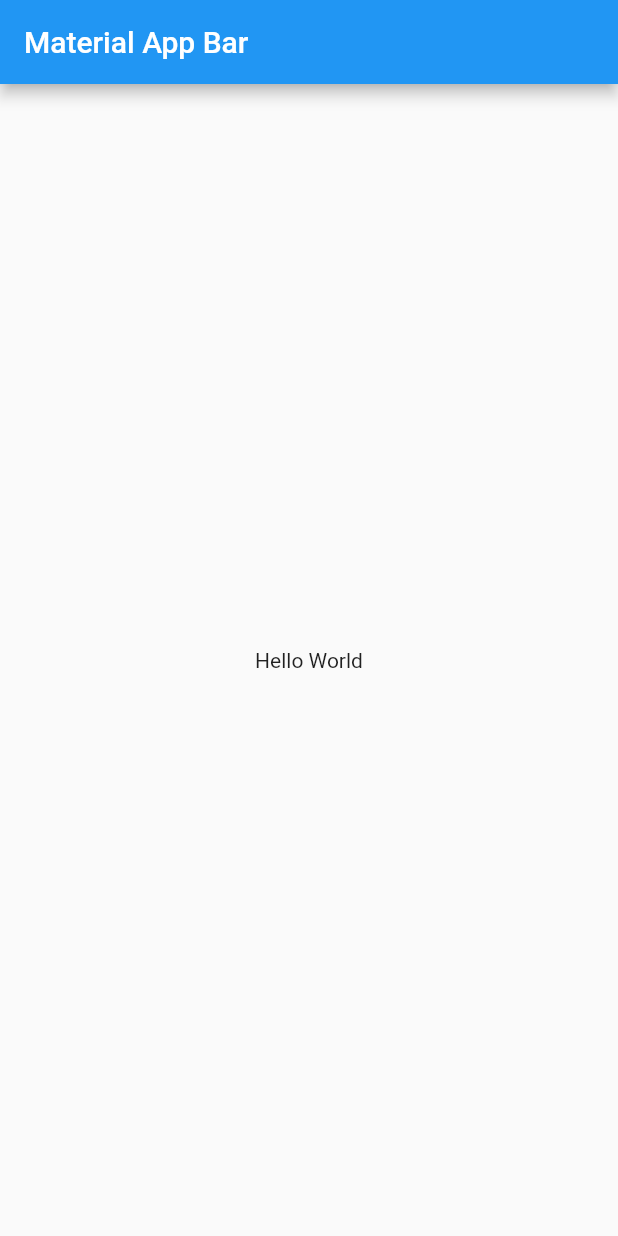
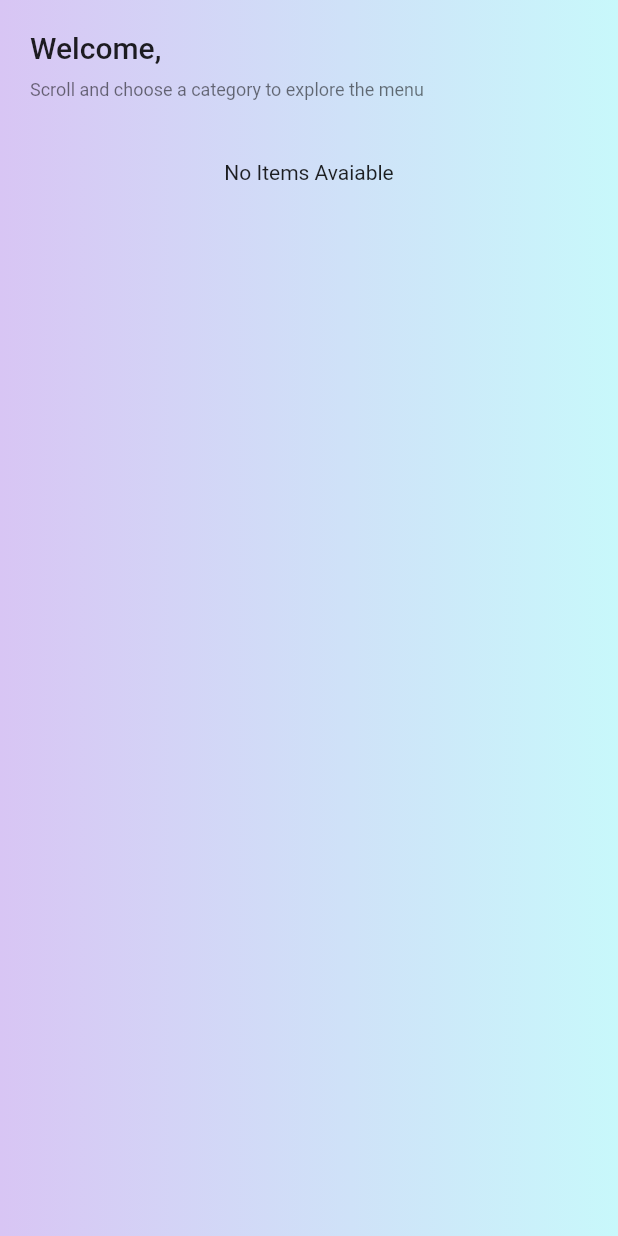
Before and after one commit to coder-Aayush/foodler, a Flutter app: the screen it shows after launch, on a phone screen of 412 x 824 dp. Run offline on Flutter 3.47's test engine with Material 2 defaults, Android fonts, the phone set to English and light mode, and no system bars; our stand-ins replace cloud_firestore, firebase_core; accounts and stored records are empty.

Commit message:
✨ fetched date from firebase and done ui

```diff
--- /dev/null
+++ b/lib/app/models/item.models.dart
@@ -0,0 +1,46 @@
+import 'dart:convert';
+
+class Item {
+  String? id;
+  String? image;
+  String? name;
+  String? categoryName;
+  Item({
+    this.id,
+    this.image,
+    this.name,
+    this.categoryName,
+  });
+
+  Item copyWith({
+    String? id,
+    String? image,
+    String? name,
+    String? categoryName,
+  }) {
+    return Item(
+      id: id ?? this.id,
+      image: image ?? this.image,
+      name: name ?? this.name,
+      categoryName: categoryName ?? this.categoryName,
+    );
+  }
+
+  Map<String, dynamic> toMap() {
+    return {
+      'id': id,
+      'image': image,
+      'name': name,
+      'categoryName': categoryName,
+    };
+  }
+
+  factory Item.fromMap(map) {
+    return Item(
+      id: map['id'] != null ? map['id'] : null,
+      image: map['image'] != null ? map['image'] : null,
+      name: map['name'] != null ? map['name'] : null,
+      categoryName: map['categoryName'] != null ? map['categoryName'] : null,
+    );
+  }
+}
--- /dev/null
+++ b/lib/app/providers/item.provider.dart
@@ -0,0 +1,96 @@
+import 'dart:developer';
+
+import 'package:cloud_firestore/cloud_firestore.dart';
+import 'package:flutter/foundation.dart';
+
+import 'package:foodler/app/models/item.models.dart';
+
+class ItemState extends ChangeNotifier {
+  // refs
+  final CollectionReference itemRef =
+      FirebaseFirestore.instance.collection("items");
+  final CollectionReference cateGoryRef =
+      FirebaseFirestore.instance.collection("category");
+
+  List<Item>? _category;
+  List<Item>? get categories => _category;
+  set setCategories(List<Item> categories) {
+    _category = categories;
+    notifyListeners();
+  }
+
+  List<Item>? _items;
+  List<Item>? get items => _items;
+  set setItems(List<Item> items) {
+    _items = items;
+    notifyListeners();
+  }
+
+  Item? _item;
+  Item? get item => _item;
+  set setItem(Item item) {
+    _item = item;
+    notifyListeners();
+  }
+
+  bool _loading = false;
+  bool get loading => _loading;
+  set setLoading(bool loading) {
+    _loading = loading;
+    notifyListeners();
+  }
+
+  String? _error;
+  String? get error => _error;
+  set setError(String error) {
+    _error = error;
+    notifyListeners();
+  }
+
+  getAllItems(limit) async {
+    try {
+      setItems = (await itemRef.get())
+          .docs
+          .map((e) => Item.fromMap(e.data()))
+          .toList();
+    } catch (e) {
+      setLoading = false;
+      setError = "Couldn't Fetch Items";
+    }
+  }
+
+  addItem() async {
+    try {
+      var id = cateGoryRef.doc().id;
+      _loading = true;
+      notifyListeners();
+      Item item = Item()
+        ..id = id
+        ..categoryName = "pizza"
+        ..image =
+            "https://images.unsplash.com/photo-1631515243349-e0cb75fb8d3a?ixlib=rb-1.2.1&ixid=MnwxMjA3fDB8MHxwaG90by1wYWdlfHx8fGVufDB8fHx8&auto=format&fit=crop&w=1788&q=80"
+        ..name = "pizza";
+      await cateGoryRef.doc(id).set(item.toMap());
+      setLoading = false;
+    } catch (e) {
+      setLoading = false;
+      setError = "Error Fetching Image";
+      log(e.toString());
+    }
+  }
+
+  getCategory() async {
+    try {
+      _loading = false;
+      setCategories = (await cateGoryRef.get())
+          .docs
+          .map((e) => Item.fromMap(e.data()))
+          .toList();
+      setLoading = false;
+    } catch (e) {
+      setLoading = true;
+      setError = "Error Fetching Categories";
+      log(e.toString());
+    }
+  }
+}
--- /dev/null
+++ b/lib/app/screens/home.dart
@@ -0,0 +1,139 @@
+import 'dart:developer';
+import 'dart:ui';
+import 'package:foodler/app/models/item.models.dart';
+import 'package:provider/provider.dart';
+import 'package:flutter/material.dart';
+import 'package:foodler/app/providers/item.provider.dart';
+import 'package:foodler/app/widgets/category.dart';
+import 'package:foodler/app/widgets/item_card.dart';
+import 'package:foodler/app/widgets/sized_box.dart';
+
+class Home extends StatefulWidget {
+  const Home({Key? key}) : super(key: key);
+
+  @override
+  _HomeState createState() => _HomeState();
+}
+
+class _HomeState extends State<Home> {
+  ScrollController controller = ScrollController();
+
+  @override
+  void initState() {
+    super.initState();
+    if (mounted) {
+      context.read<ItemState>().getAllItems(10);
+      context.read<ItemState>().getCategory();
+    }
+    controller.addListener(() {
+      if (controller.offset >= controller.position.maxScrollExtent &&
+          !controller.position.outOfRange) {
+        log("at the end of list");
+      }
+    });
+  }
+
+  @override
+  Widget build(BuildContext context) {
+    return Scaffold(
+      body: SafeArea(
+        child: Container(
+          decoration: BoxDecoration(
+              gradient: LinearGradient(
+            colors: [const Color(0xFFd8c5f4), const Color(0xffc8f8fb)],
+          )),
+          child: Padding(
+            padding: const EdgeInsets.symmetric(horizontal: 20, vertical: 10),
+            child: CustomScrollView(
+              controller: controller,
+              slivers: [
+                Space(height: 10),
+                SliverToBoxAdapter(
+                  child: Text(
+                    "Welcome,",
+                    style: Theme.of(context).textTheme.headline6,
+                  ),
+                ),
+                Space(height: 10),
+                SliverToBoxAdapter(
+                  child: Text(
+                    "Scroll and choose a category to explore the menu",
+                    style: Theme.of(context).textTheme.caption,
+                  ),
+                ),
+                Space(height: 10),
+                buildCategories(),
+                Space(height: 30),
+                buildItems(),
+                Space(height: 10),
+              ],
+            ),
+          ),
+        ),
+      ),
+    );
+  }
+
+  buildCategories() {
+    return Consumer<ItemState>(builder: (_, state, __) {
+      if (state.loading) {
+        return SliverToBoxAdapter(
+            child: Center(child: CircularProgressIndicator()));
+      } else {
+        if (state.categories == null) {
+          return SliverToBoxAdapter(
+            child: Center(child: CircularProgressIndicator()),
+          );
+        } else if (state.categories?.length == 0) {
+          return SliverToBoxAdapter(child: Container());
+        } else {
+          return SliverToBoxAdapter(
+            child: Container(
+              height: 100,
+              child: ListView.builder(
+                  itemCount: state.categories?.length,
+                  scrollDirection: Axis.horizontal,
+                  itemBuilder: (context, index) {
+                    Item item = state.categories?[index] ?? Item();
+                    return Category(
+                      image: item.image ?? "",
+                      name: item.name ?? "",
+                    );
+                  }),
+            ),
+          );
+        }
+      }
+    });
+  }
+
+  Widget buildItems() {
+    return Consumer<ItemState>(builder: (_, state, __) {
+      if (state.loading) {
+        return SliverToBoxAdapter(
+            child: Center(child: CircularProgressIndicator()));
+      } else if (state.error != null) {
+        return SliverToBoxAdapter(
+          child: Text(state.error!),
+        );
+      } else {
+        if (state.items == null) {
+          return SliverToBoxAdapter(child: CircularProgressIndicator());
+        } else if (state.items?.length == 0) {
+          return SliverToBoxAdapter(
+            child: Center(child: Text("No Items Avaiable")),
+          );
+        } else {
+          return SliverList(
+            delegate: SliverChildBuilderDelegate(
+              (_, index) => ItemCard(
+                item: state.items![index],
+              ),
+              childCount: state.items?.length,
+            ),
+          );
+        }
+      }
+    });
+  }
+}
--- a/lib/main.dart
+++ b/lib/main.dart
@@ -1,21 +1,25 @@
 import 'package:flutter/material.dart';
+import 'package:foodler/app/providers/item.provider.dart';
+import 'package:foodler/app/screens/home.dart';
+import 'package:firebase_core/firebase_core.dart';
+import 'package:provider/provider.dart';
 
-void main() => runApp(MyApp());
+void main() async {
+  WidgetsFlutterBinding.ensureInitialized();
+  await Firebase.initializeApp();
+  runApp(MyApp());
+}
 
 class MyApp extends StatelessWidget {
   @override
   Widget build(BuildContext context) {
-    return MaterialApp(
-      title: 'Material App',
-      home: Scaffold(
-        appBar: AppBar(
-          title: Text('Material App Bar'),
-        ),
-        body: Center(
-          child: Container(
-            child: Text('Hello World'),
-          ),
-        ),
+    return MultiProvider(
+      providers: [
+        ChangeNotifierProvider(create: (_) => ItemState()),
+      ],
+      child: MaterialApp(
+        title: 'Material App',
+        home: Home(),
       ),
     );
   }
```
Also changed, not shown: lib/app/widgets/category.dart (added, +31 -0 lines), lib/app/widgets/item_card.dart (added, +59 -0 lines), lib/app/widgets/sized_box.dart (added, +17 -0 lines), pubspec.yaml (+5 -12 lines), pubspec.lock, 5 other files.
